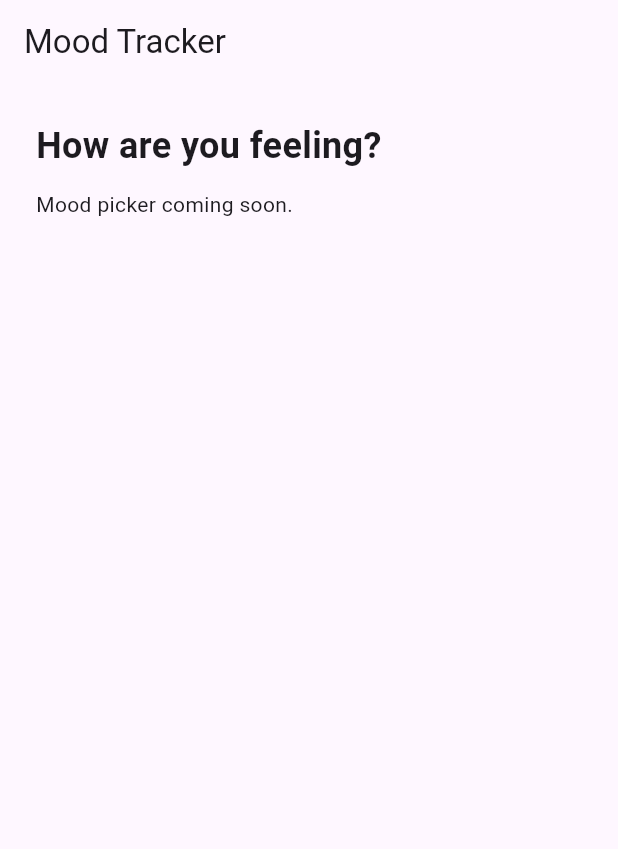
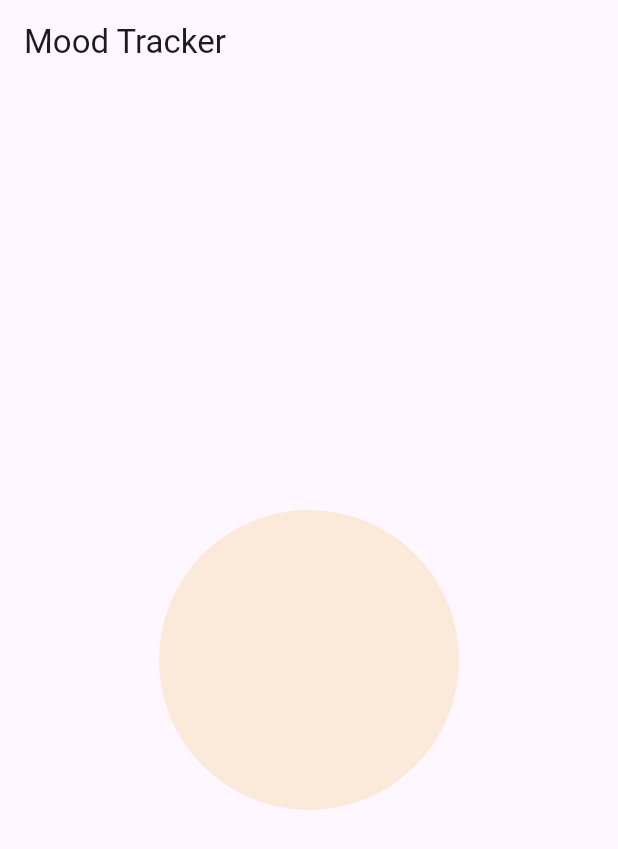
Before and after one commit to therealkirko/mood-tracker, a Flutter app: the screen it shows after launch, on a phone screen of 412 x 824 dp. Shown: the top 849 px of the screen. Run offline on Flutter 3.47's test engine with Material 3 defaults, Android fonts, the phone set to English and light mode, and no system bars; our stand-ins replace google_fonts.

Commit message:
Added circle for face paint. Refactored home screen to show the custom painter

```diff
--- /dev/null
+++ b/lib/painters/mood_face_painter.dart
@@ -0,0 +1,16 @@
+import 'package:flutter/material.dart';
+
+class MoodFacePainter extends CustomPainter {
+  @override
+  void paint(Canvas canvas, Size size) {
+    final center = Offset(size.width / 2, size.height / 2);
+    final radius = size.width / 2;
+
+    final facePaint = Paint()
+      ..color = const Color(0xFFFBEAD9);
+    canvas.drawCircle(center, radius, facePaint);
+  }
+
+  @override
+  bool shouldRepaint(covariant CustomPainter oldDelegate) => false;
+}
--- a/lib/screens/index.dart
+++ b/lib/screens/index.dart
@@ -1,29 +1,18 @@
 import 'package:flutter/material.dart';
+import 'package:mood/painters/mood_face_painter.dart';
 
-class HomeScreen extends StatefulWidget {
+class HomeScreen extends StatelessWidget {
   const HomeScreen({super.key});
 
-  @override
-  State<HomeScreen> createState() => _HomeScreenState();
-}
-
-class _HomeScreenState extends State<HomeScreen> {
   @override
   Widget build(BuildContext context) {
     return Scaffold(
       appBar: AppBar(title: const Text('Mood Tracker')),
-      body: const Padding(
-        padding: EdgeInsets.all(24),
-        child: Column(
-          crossAxisAlignment: CrossAxisAlignment.start,
-          children: [
-            Text(
-              'How are you feeling?',
-              style: TextStyle(fontSize: 24, fontWeight: FontWeight.bold),
-            ),
-            SizedBox(height: 12),
-            Text('Mood picker coming soon.'),
-          ],
+      body: Center(
+        child: SizedBox(
+          width: 200,
+          height: 200,
+          child: CustomPaint(painter: MoodFacePainter()),
         ),
       ),
     );
```
